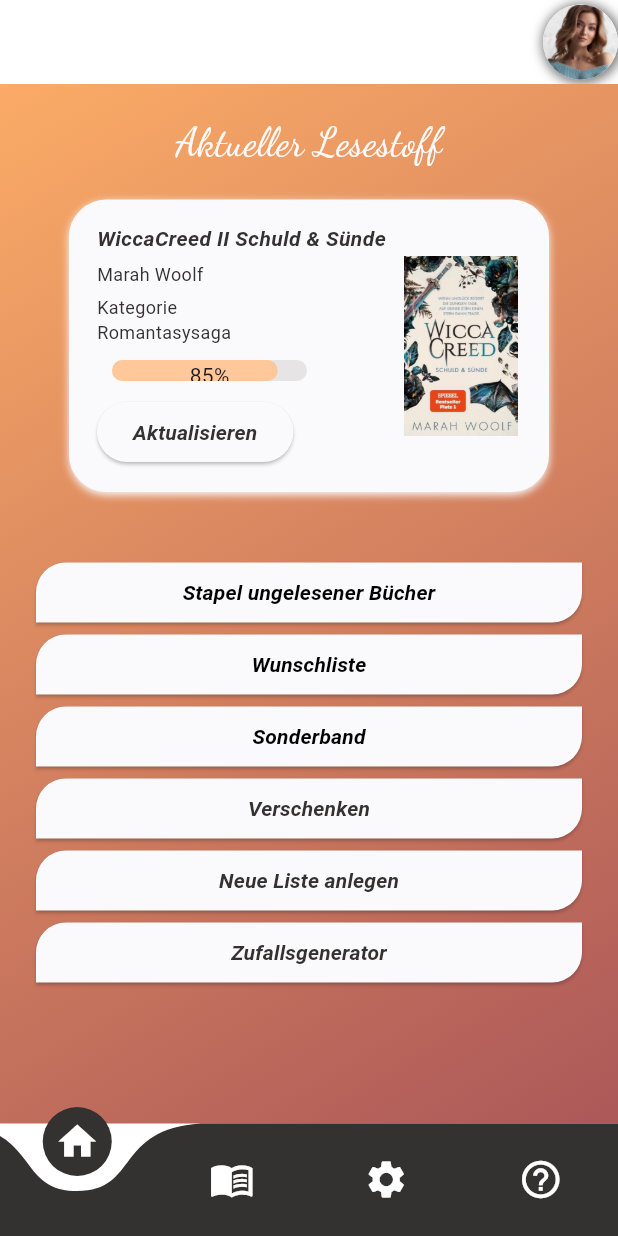
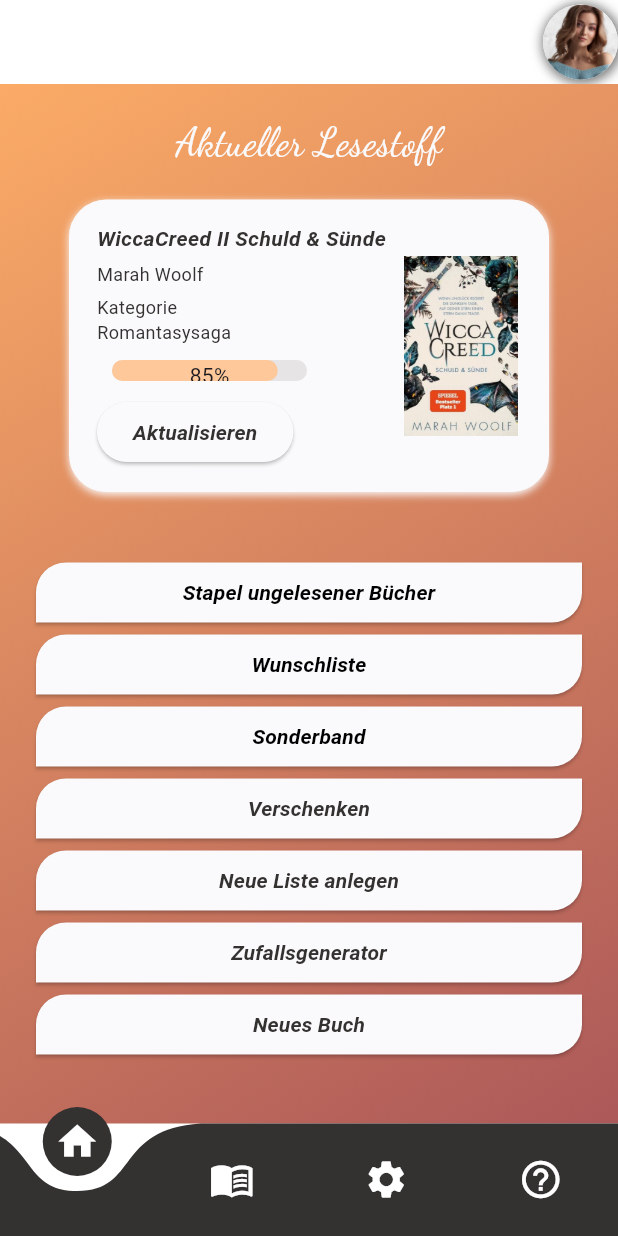
Before and after one commit to Queengirl1990/BookiesList, a Flutter app: the HomeScreen screen opened directly, on a phone screen of 412 x 824 dp. Run offline on Flutter 3.47's test engine with Material 3 defaults, Android fonts, the phone set to English and light mode, and no system bars; drawn by our look-alikes of curved_navigation_bar, percent_indicator; our stand-ins replace animate_do, carousel_slider, email_validator, flutter_rating_bar, flutter_riverpod, font_awesome_flutter and 5 more; missing offline and left inert: flutter_barcode_scanner; accounts and stored records are empty.

Commit message:
new button

```diff
--- a/lib/features/home/presentation/home_screen.dart
+++ b/lib/features/home/presentation/home_screen.dart
@@ -1,3 +1,4 @@
+import 'package:bookieslist/features/bookSuggestions/presentation/add_book_suggestion.dart';
 import 'package:bookieslist/features/currentlyBook/presentation/currently_reading_screen.dart';
 import 'package:flutter/material.dart';
 import 'package:curved_navigation_bar/curved_navigation_bar.dart';
@@ -12,7 +13,7 @@ import '../../unreadBooks/presentation/give_away_screen.dart';
 import '../../unreadBooks/presentation/limited_edition_screen.dart';
 import '../../unreadBooks/presentation/new_list_screen.dart';
 import '../../unreadBooks/presentation/wishlist_screen.dart';
-import '../../randomegenerator/presentation/randome_generator_screen.dart';
+import '../../randomegenerator/presentation/random_generator_screen.dart';
 import '../../settings/presentation/settings_screen.dart';
 
 void main() {
@@ -48,6 +49,7 @@ class MyApp extends StatelessWidget {
           '/newList': (context) => const NewListScreen(),
           '/randomGenerator': (context) => const RandomGeneratorScreen(),
           '/currentlyReading': (context) => const CurrentlyReadingScreen(),
+          '/newBook': (context) => NewBookAdd(),
           // '/settings': (context) => const SettingsScreen(),
         },
         theme: ThemeData.light().copyWith(
@@ -371,6 +373,36 @@ class _HomeScreenState extends State<HomeScreen> {
                           ),
                         ),
                       ),
+                      ElevatedButton(
+                        onPressed: () {
+                          Navigator.pushNamed(context, '/newBook');
+                        },
+                        style: ButtonStyle(
+                          shape:
+                              MaterialStateProperty.all<RoundedRectangleBorder>(
+                            const RoundedRectangleBorder(
+                              borderRadius: BorderRadius.only(
+                                topLeft: Radius.circular(20),
+                                topRight: Radius.circular(0),
+                                bottomLeft: Radius.circular(0),
+                                bottomRight: Radius.circular(20),
+                              ),
+                            ),
+                          ),
+                          backgroundColor:
+                              MaterialStateProperty.all(CustomTheme.snowWhite),
+                          foregroundColor:
+                              MaterialStateProperty.all(CustomTheme.darkMode),
+                        ),
+                        child: const Center(
+                          child: Text(
+                            "Neues Buch",
+                            style: TextStyle(
+                              fontWeight: FontWeight.bold,
+                            ),
+                          ),
+                        ),
+                      ),
                     ],
                   ),
                 ),
--- a/lib/features/settings/presentation/contact_support_screen.dart
+++ b/lib/features/settings/presentation/contact_support_screen.dart
@@ -5,10 +5,6 @@ import '../../../backend/styles/appbar.dart';
 import 'package:email_validator/email_validator.dart';
 import '../../../backend/widgets/bookieslist_widgets.dart';
 import '../../home/presentation/home_screen.dart';
-
-void main() {
-  runApp(const MyApp());
-}
 
 class MyApp extends StatelessWidget {
   const MyApp({Key? key}) : super(key: key);
```
Also changed, not shown: lib/features/randomegenerator/presentation/random_generator_result_screen.dart (added, +194 -0 lines), lib/features/randomegenerator/presentation/random_generator_screen.dart (renamed from lib/features/randomegenerator/presentation/randome_generator_screen.dart).
